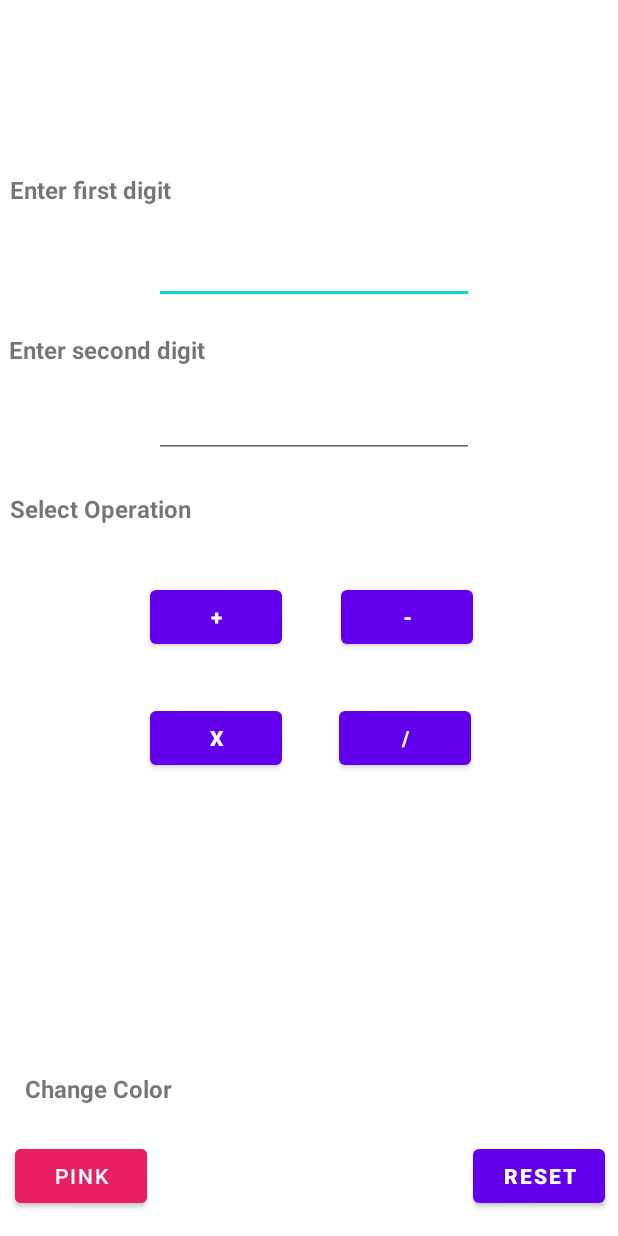
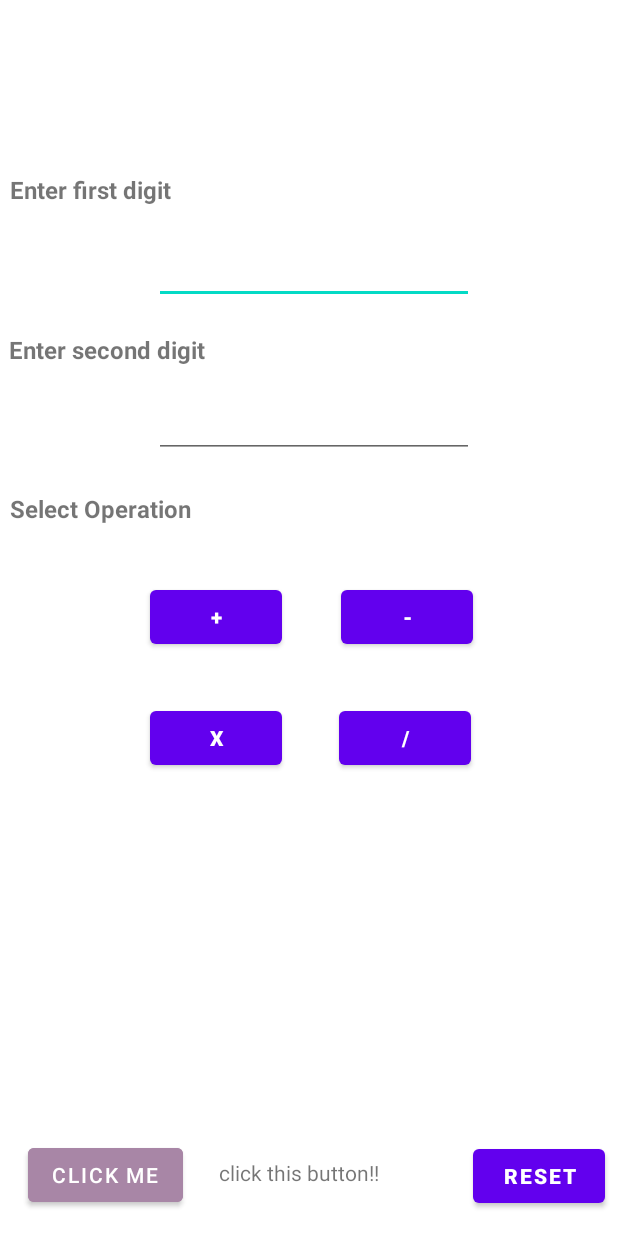
Before and after one commit to Adr029/SimpleCalculatorApp, an Android app: the layout activity_calculator.xml on its own in the app's theme, with its tools: preview values and no code run, on a phone screen of 412 x 824 dp. Run offline under Robolectric (Android 15) with nearby library versions, the phone set to English and light mode, and no system bars.

Commit message:
added chena text

```diff
--- a/app/src/main/res/layout/activity_calculator.xml
+++ b/app/src/main/res/layout/activity_calculator.xml
@@ -5,20 +5,6 @@
     android:layout_width="match_parent"
     android:layout_height="match_parent"
     tools:context=".Calculator">
-
-    <TextView
-        android:id="@+id/textView6"
-        android:layout_width="wrap_content"
-        android:layout_height="wrap_content"
-        android:text="Change Color"
-        android:textSize="16sp"
-        android:textStyle="bold"
-        app:layout_constraintBottom_toBottomOf="parent"
-        app:layout_constraintEnd_toEndOf="parent"
-        app:layout_constraintHorizontal_bias="0.054"
-        app:layout_constraintStart_toStartOf="parent"
-        app:layout_constraintTop_toTopOf="parent"
-        app:layout_constraintVertical_bias="0.891" />
 
     <EditText
         android:id="@+id/firstdigit"
@@ -193,16 +179,29 @@
         android:id="@+id/buttonbianx"
         android:layout_width="wrap_content"
         android:layout_height="wrap_content"
-        android:backgroundTint="#E91E63"
-        android:clickable="true"
-        android:enabled="true"
-        android:onClick="disable"
-        android:text="PINK"
+        android:layout_marginStart="19dp"
+        android:layout_marginTop="207dp"
+        android:layout_marginEnd="202dp"
+        android:layout_marginBottom="16dp"
+        android:backgroundTint="@color/material_dynamic_tertiary60"
+        android:text="Click Me"
         android:textColor="@color/white"
         app:layout_constraintBottom_toBottomOf="parent"
+        app:layout_constraintEnd_toStartOf="@+id/reset"
+        app:layout_constraintHorizontal_bias="0.1"
+        app:layout_constraintStart_toStartOf="parent"
+        app:layout_constraintTop_toBottomOf="@+id/multiply"
+        app:layout_constraintVertical_bias="0.974" />
+
+    <TextView
+        android:id="@+id/textView6"
+        android:layout_width="wrap_content"
+        android:layout_height="wrap_content"
+        android:text="click this button!!"
+        app:layout_constraintBottom_toBottomOf="parent"
         app:layout_constraintEnd_toEndOf="parent"
-        app:layout_constraintHorizontal_bias="0.031"
+        app:layout_constraintHorizontal_bias="0.479"
         app:layout_constraintStart_toStartOf="parent"
         app:layout_constraintTop_toTopOf="parent"
-        app:layout_constraintVertical_bias="0.979" />
+        app:layout_constraintVertical_bias="0.959" />
 </androidx.constraintlayout.widget.ConstraintLayout>
```
